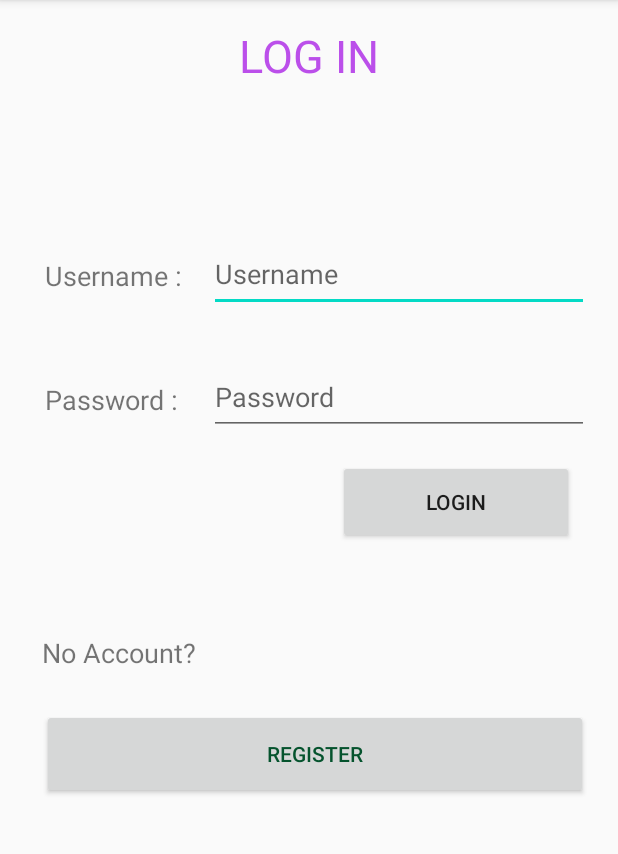
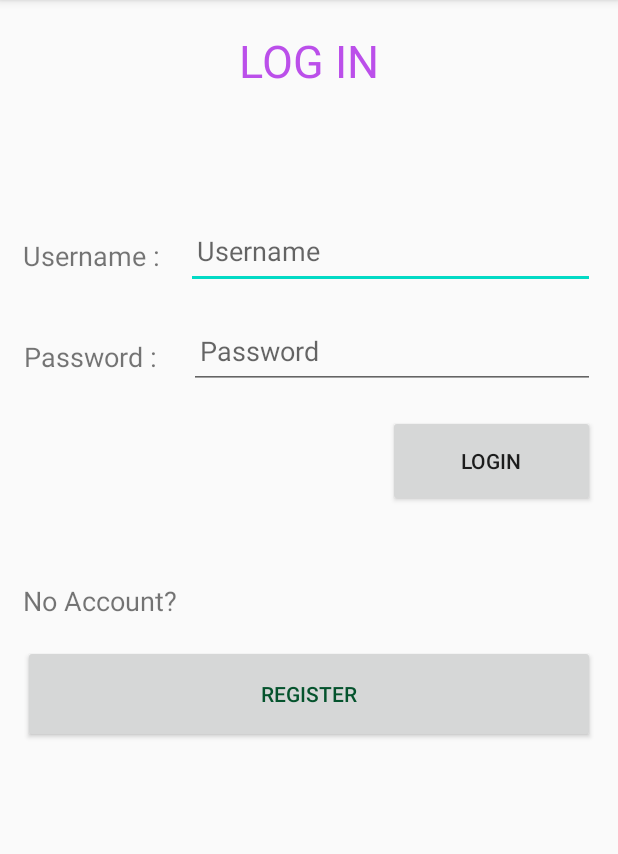
Before and after one commit to Gaman-Aryal/Android_Studio_RentIt, an Android app: the screen it shows after launch (LoginActivity), on a phone screen of 412 x 824 dp, the part 84-938 px from its top. Run offline under Robolectric (Android 15) with nearby library versions, the phone set to English and light mode, and no system bars.

Commit message:
Highly responsible and some edit in login.java

```diff
--- a/RentIt/app/src/main/java/com/example/rentit/LoginActivity.java
+++ b/RentIt/app/src/main/java/com/example/rentit/LoginActivity.java
@@ -11,14 +11,11 @@ import android.widget.TextView;
 
 public class LoginActivity extends AppCompatActivity {
 
-    private EditText username;
-    private EditText password;
-    private TextView HelpInPassword;
-    private Button Login;
-    private TextView ErrorMessage;
+    private EditText username, password;
+    private TextView HelpInPassword, ErrorMessage;
     private Button NoAccount;
 
-    Databasehelper Database;
+//    Databasehelper Database;
 
     @Override
     protected void onCreate(Bundle savedInstanceState) {
@@ -32,26 +29,22 @@ public class LoginActivity extends AppCompatActivity {
         HelpInPassword = (TextView)findViewById(R.id.forgetpassword);
         ErrorMessage = (TextView)findViewById(R.id.errormessage);
 
-        Login = (Button)findViewById(R.id.login);
-        Login.setOnClickListener(new View.OnClickListener() {
-            @Override
-            public void onClick(View v) {
-                validation(username.getText().toString() ,password.getText().toString());
-            }
-        });
-
         NoAccount = (Button)findViewById(R.id.noaccount);
         NoAccount.setOnClickListener(new View.OnClickListener() {
             @Override
-            public void onClick(View v) {
+            public void onClick(View register) {
                 Intent FromLoginToSignin = new Intent(LoginActivity.this, RegistrationActivity.class);
                 startActivity(FromLoginToSignin);
             }
         });
-
     }
 
-    private void validation(String USERNAME, String PASSWORD) {
+
+    public void validation(View view) {
+
+        String USERNAME = username.getText().toString();
+        String PASSWORD = password.getText().toString();
+
         if ((USERNAME.isEmpty())&&(PASSWORD.isEmpty())){
             ErrorMessage.setText("Please insert USERNAME and PASSWORD");
             HelpInPassword.setText(" ");
@@ -61,7 +54,7 @@ public class LoginActivity extends AppCompatActivity {
         }else if (PASSWORD.isEmpty()){
             ErrorMessage.setText("Please insert PASSWORD");
             HelpInPassword.setText(" ");
-        }else if ((USERNAME.equals("Gaman")) && (PASSWORD.equals("gaman12345"))){
+        }else if ((USERNAME.equals("Gaman")) && (PASSWORD.equals("g12"))){
             Intent FromLoginToHome = new Intent(LoginActivity.this, HomeActivity.class);
             startActivity(FromLoginToHome);
         }else{
@@ -69,5 +62,4 @@ public class LoginActivity extends AppCompatActivity {
             HelpInPassword.setText("Forget Password?");
         }
     }
-
 }
--- a/RentIt/app/src/main/res/layout/activity_main.xml
+++ b/RentIt/app/src/main/res/layout/activity_main.xml
@@ -1,141 +1,128 @@
 <?xml version="1.0" encoding="utf-8"?>
-<androidx.constraintlayout.widget.ConstraintLayout xmlns:android="http://schemas.android.com/apk/res/android"
+<RelativeLayout xmlns:android="http://schemas.android.com/apk/res/android"
     xmlns:app="http://schemas.android.com/apk/res-auto"
     xmlns:tools="http://schemas.android.com/tools"
     android:layout_width="match_parent"
     android:layout_height="match_parent"
     tools:context=".LoginActivity">
 
-    <EditText
-        android:id="@+id/email"
-        android:layout_width="253dp"
-        android:layout_height="50dp"
-        android:layout_marginStart="16dp"
-        android:layout_marginTop="30dp"
-        android:ems="10"
-        android:hint="Username"
-        android:inputType="textEmailAddress"
-        app:layout_constraintBottom_toBottomOf="parent"
-        app:layout_constraintStart_toEndOf="@+id/textView"
-        app:layout_constraintTop_toBottomOf="@+id/errormessage"
-        app:layout_constraintVertical_bias="0.004" />
-
-    <EditText
-        android:id="@+id/password"
-        android:layout_width="253dp"
-        android:layout_height="50dp"
-        android:layout_marginStart="16dp"
-        android:layout_marginTop="32dp"
-        android:ems="10"
-        android:hint="Password"
-        android:inputType="text|textPassword"
-        app:layout_constraintBottom_toBottomOf="parent"
-        app:layout_constraintStart_toEndOf="@+id/textView2"
-        app:layout_constraintTop_toBottomOf="@+id/email"
-        app:layout_constraintVertical_bias="0.0" />
 
     <TextView
         android:id="@+id/pleaselogin"
         android:layout_width="wrap_content"
         android:layout_height="wrap_content"
-        android:autoText="false"
+        android:layout_alignParentTop="true"
+        android:layout_centerHorizontal="true"
+        android:layout_marginTop="20sp"
         android:text="LOG IN"
         android:textColor="#BB4FEA"
         android:textSize="30sp"
-        app:autoSizeTextType="none"
-        app:layout_constraintBottom_toBottomOf="parent"
-        app:layout_constraintEnd_toEndOf="parent"
-        app:layout_constraintStart_toStartOf="parent"
-        app:layout_constraintTop_toTopOf="parent"
-        app:layout_constraintVertical_bias="0.023" />
+        app:autoSizeTextType="none" />
+
+    <TextView
+        android:id="@+id/errormessage"
+        android:layout_centerHorizontal="true"
+        android:layout_width="wrap_content"
+        android:layout_height="wrap_content"
+        android:layout_below="@+id/pleaselogin"
+        android:layout_marginTop="30sp"
+        android:textColor="#DA0F0F"
+        android:textColorHighlight="#FFFFFF"
+        android:textSize="18sp"
+        tools:text="  " />
+
+    <TextView
+        android:id="@+id/usernametext"
+        android:layout_width="wrap_content"
+        android:layout_height="50dp"
+        android:layout_below="@+id/errormessage"
+        android:layout_marginTop="30sp"
+        android:gravity="center"
+        android:layout_marginLeft="15sp"
+        android:text="Username :"
+        android:textSize="18sp" />
+
+    <EditText
+        android:id="@+id/email"
+        android:layout_width="match_parent"
+        android:layout_height="50dp"
+        android:layout_below="@+id/errormessage"
+        android:layout_marginLeft="17sp"
+        android:layout_marginTop="27sp"
+        android:layout_marginRight="15sp"
+        android:layout_toRightOf="@+id/usernametext"
+        android:hint="Username"
+        android:inputType="textEmailAddress"
+        android:paddingLeft="7sp" />
+
+    <TextView
+        android:id="@+id/passwordtext"
+        android:layout_width="wrap_content"
+        android:layout_height="50dp"
+        android:layout_below="@+id/usernametext"
+        android:layout_marginTop="17sp"
+        android:gravity="center"
+        android:layout_marginLeft="15sp"
+        android:text="Password : "
+        android:textSize="18sp" />
+
+    <EditText
+        android:id="@+id/password"
+        android:layout_width="match_parent"
+        android:layout_height="50dp"
+        android:layout_below="@id/usernametext"
+        android:layout_marginLeft="17sp"
+        android:layout_marginTop="14sp"
+        android:layout_marginRight="15sp"
+        android:layout_toRightOf="@+id/passwordtext"
+        android:hint="Password"
+        android:inputType="text|textPassword"
+        android:paddingLeft="7sp" />
 
     <Button
         android:id="@+id/login"
-        android:layout_width="157dp"
-        android:layout_height="56dp"
-        android:layout_marginStart="225dp"
+        android:layout_width="match_parent"
+        android:layout_height="61dp"
+        android:layout_below="@+id/password"
+        android:layout_marginLeft="150sp"
+        android:layout_marginTop="17dp"
+        android:layout_marginRight="15sp"
+        android:layout_toRightOf="@id/passwordtext"
+        android:onClick="validation"
         android:text="Login"
-        android:textColorLink="#64CEF1"
-        app:layout_constraintBottom_toBottomOf="parent"
-        app:layout_constraintStart_toStartOf="parent"
-        app:layout_constraintTop_toBottomOf="@+id/password"
-        app:layout_constraintVertical_bias="0.04000002" />
+        android:textColorLink="#64CEF1" />
+
+    <TextView
+        android:id="@+id/noaccounttext"
+        android:layout_width="wrap_content"
+        android:layout_height="wrap_content"
+        android:layout_below="@+id/login"
+        android:layout_marginTop="50dp"
+        android:layout_marginLeft="15sp"
+        android:text="No Account?"
+        android:textSize="18sp" />
+
+    <Button
+        android:id="@+id/noaccount"
+        android:layout_width="match_parent"
+        android:layout_height="65sp"
+        android:layout_below="@+id/noaccounttext"
+        android:layout_marginTop="17sp"
+        android:layout_marginLeft="15sp"
+        android:layout_marginRight="15sp"
+        android:text="Register"
+        android:textColor="#05532D" />
 
     <TextView
         android:id="@+id/forgetpassword"
         android:layout_width="wrap_content"
         android:layout_height="wrap_content"
+        android:layout_centerHorizontal="true"
+        android:layout_below="@+id/noaccount"
+        android:layout_alignParentBottom="true"
         android:text=" "
         android:textColor="#A81F1F"
         android:textSize="18sp"
-        app:layout_constraintBottom_toBottomOf="parent"
-        app:layout_constraintEnd_toEndOf="parent"
-        app:layout_constraintStart_toStartOf="parent"
-        app:layout_constraintTop_toBottomOf="@+id/noaccount"
-        app:layout_constraintVertical_bias="0.47000003"
         tools:textAlignment="center" />
 
-    <TextView
-        android:id="@+id/errormessage"
-        android:layout_width="0dp"
-        android:layout_height="33dp"
-        android:layout_marginTop="35dp"
-        android:textAlignment="center"
-        android:textColor="#DA0F0F"
-        android:textColorHighlight="#FFFFFF"
-        android:textSize="18sp"
-        app:layout_constraintEnd_toEndOf="parent"
-        app:layout_constraintStart_toStartOf="parent"
-        app:layout_constraintTop_toBottomOf="@+id/pleaselogin"
-        tools:text="  " />
-
-    <Button
-        android:id="@+id/noaccount"
-        android:layout_width="364dp"
-        android:layout_height="60dp"
-        android:layout_marginStart="28dp"
-        android:layout_marginTop="10dp"
-        android:layout_marginBottom="196dp"
-        android:text="Register"
-        android:textColor="#05532D"
-        app:layout_constraintBottom_toBottomOf="parent"
-        app:layout_constraintStart_toStartOf="parent"
-        app:layout_constraintTop_toBottomOf="@+id/textView4"
-        app:layout_constraintVertical_bias="0.275" />
-
-    <TextView
-        android:id="@+id/textView"
-        android:layout_width="93dp"
-        android:layout_height="45dp"
-        android:layout_marginStart="30dp"
-        android:layout_marginTop="45dp"
-        android:text="Username :"
-        android:textSize="18sp"
-        app:layout_constraintStart_toStartOf="parent"
-        app:layout_constraintTop_toBottomOf="@+id/errormessage" />
-
-    <TextView
-        android:id="@+id/textView2"
-        android:layout_width="93dp"
-        android:layout_height="45dp"
-        android:layout_marginStart="30dp"
-        android:layout_marginTop="37dp"
-        android:text="Password : "
-        android:textSize="18sp"
-        app:layout_constraintBottom_toBottomOf="parent"
-        app:layout_constraintStart_toStartOf="parent"
-        app:layout_constraintTop_toBottomOf="@+id/textView"
-        app:layout_constraintVertical_bias="0.0" />
-
-    <TextView
-        android:id="@+id/textView4"
-        android:layout_width="wrap_content"
-        android:layout_height="wrap_content"
-        android:layout_marginStart="28dp"
-        android:layout_marginTop="60dp"
-        android:text="No Account?"
-        android:textSize="18sp"
-        app:layout_constraintStart_toStartOf="parent"
-        app:layout_constraintTop_toBottomOf="@+id/login" />
-
-</androidx.constraintlayout.widget.ConstraintLayout>
+</RelativeLayout>
```
